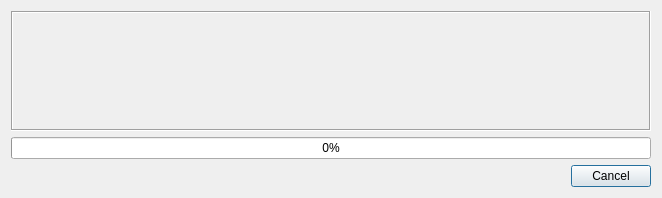
This is src/db/databaseprogressdialog.ui in albar965/littlenavmap as Qt 5 draws it before an edit. The edited form follows.
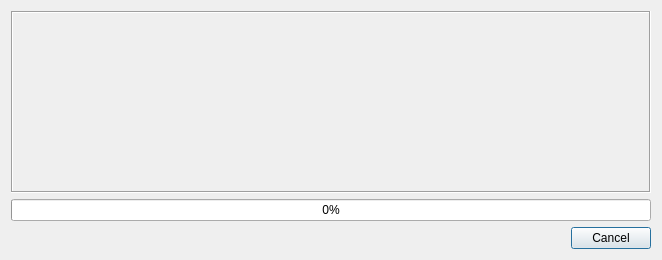
This is the edited form.

Commit message: Adjusted default size for progress dialog in loading scenery. Now disabling cancel button on click.

The edit to the form file:
```diff
--- a/src/db/databaseprogressdialog.ui
+++ b/src/db/databaseprogressdialog.ui
@@ -7,7 +7,7 @@
     <x>0</x>
     <y>0</y>
     <width>658</width>
-    <height>198</height>
+    <height>260</height>
    </rect>
   </property>
   <property name="windowTitle">
```
The commit also changes 1 other file.
